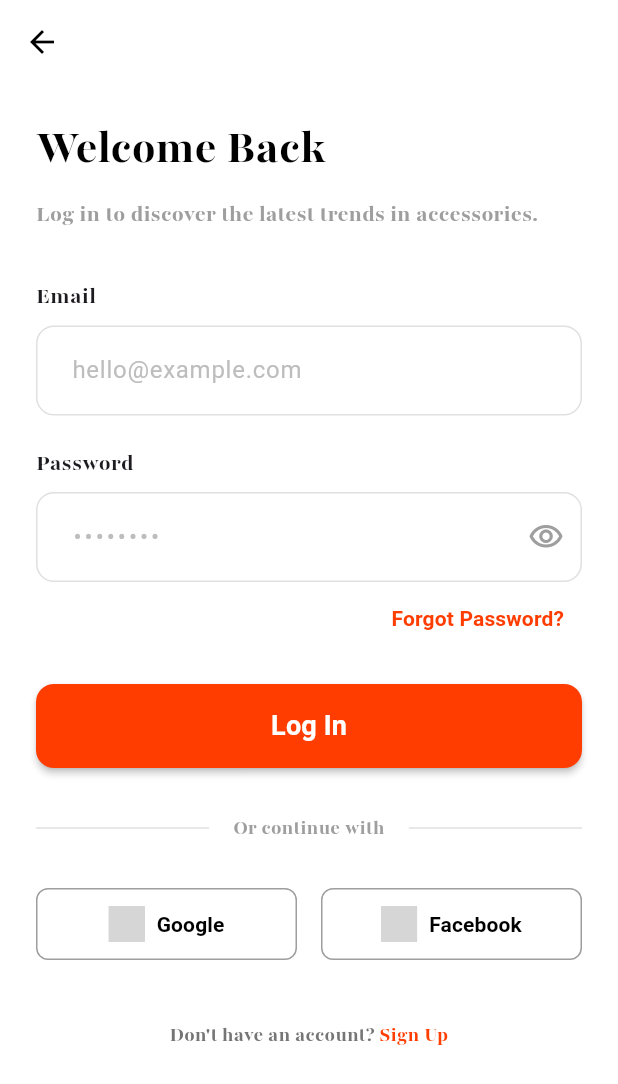
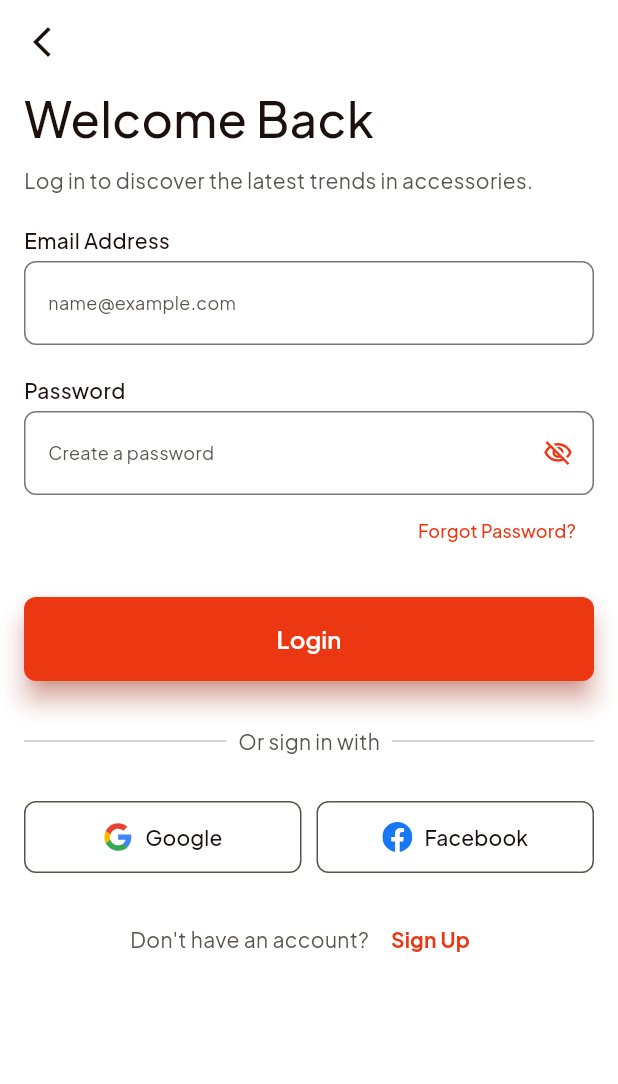
Before and after one commit to yousef1719/graduation_project_nti, a Flutter app: the LoginScreen screen opened directly, on a phone screen of 412 x 824 dp. Shown: the top 1084 px of the screen. Run offline on Flutter 3.47's test engine with Material 3 defaults, Android fonts, the phone set to English and light mode, and no system bars; our stand-ins replace flutter_svg; grey boxes are pictures that could not be loaded.

Commit message:
merge feature branch into develop

```diff
--- /dev/null
+++ b/lib/core/shared_widgets/custom_outlined_button.dart
@@ -0,0 +1,38 @@
+import 'package:flutter/material.dart';
+import 'package:flutter_svg/flutter_svg.dart';
+import 'package:graduation_project_nti/core/constants/app_colors.dart';
+import 'package:graduation_project_nti/core/constants/app_images.dart';
+import 'package:graduation_project_nti/core/shared_widgets/custom_text.dart';
+
+class CustomOutlinedButton extends StatelessWidget {
+  const CustomOutlinedButton({
+    super.key,
+    required this.text,
+    this.onPressed,
+    required this.image,
+  });
+  final String text;
+  final void Function()? onPressed;
+  final String image;
+
+  @override
+  Widget build(BuildContext context) {
+    return OutlinedButton.icon(
+      onPressed: onPressed,
+      style: OutlinedButton.styleFrom(
+        backgroundColor: AppColors.backgroundColor,
+        side: BorderSide(color: AppColors.hintTextColor),
+        shape: RoundedRectangleBorder(borderRadius: BorderRadius.circular(8)),
+        padding: EdgeInsets.symmetric(horizontal: 12),
+        minimumSize: Size(double.infinity, 48),
+      ),
+      icon: SvgPicture.asset(image, width: 20),
+      label: CustomText(
+        text: text,
+        fontSize: 14,
+        color: AppColors.textColor,
+        fontWeight: FontWeight.w500,
+      ),
+    );
+  }
+}
--- a/lib/features/auth/presentation/screens/login_screen.dart
+++ b/lib/features/auth/presentation/screens/login_screen.dart
@@ -1,6 +1,14 @@
 import 'package:flutter/material.dart';
 import 'package:flutter_svg/flutter_svg.dart';
-import 'register_screen.dart'; // تأكد إن ده اسم الملف الصحيح
+import 'package:graduation_project_nti/core/constants/app_colors.dart';
+import 'package:graduation_project_nti/core/constants/app_images.dart';
+import 'package:graduation_project_nti/core/helpers/validators.dart';
+import 'package:graduation_project_nti/core/shared_widgets/custom_app_bar.dart';
+import 'package:graduation_project_nti/core/shared_widgets/custom_elevated_button.dart';
+import 'package:graduation_project_nti/core/shared_widgets/custom_outlined_button.dart';
+import 'package:graduation_project_nti/core/shared_widgets/custom_text.dart';
+import 'package:graduation_project_nti/features/auth/presentation/widgets/custom_text_form_field.dart';
+import 'register_screen.dart';
 
 class LoginScreen extends StatefulWidget {
   const LoginScreen({super.key});
@@ -10,203 +18,142 @@ class LoginScreen extends StatefulWidget {
 }
 
 class _LoginScreenState extends State<LoginScreen> {
-  bool _isObscured = true;
+  TextEditingController passwordController = TextEditingController();
+  TextEditingController emailController = TextEditingController();
+  bool isActive = true;
 
   @override
   Widget build(BuildContext context) {
     return Scaffold(
-      backgroundColor: Colors.white,
-      appBar: AppBar(
-        backgroundColor: Colors.white,
-        elevation: 0,
-        leading: IconButton(
-          icon: const Icon(Icons.arrow_back, color: Colors.black),
-          onPressed: () {
+      backgroundColor: AppColors.backgroundColor,
+      appBar: PreferredSize(
+        preferredSize: const Size.fromHeight(kToolbarHeight),
+        child: CustomAppBar(
+          onPressedLeading: () {
             Navigator.pop(context);
           },
         ),
       ),
       body: SafeArea(
         child: SingleChildScrollView(
-          padding: const EdgeInsets.symmetric(horizontal: 24.0),
+          padding: const EdgeInsets.symmetric(horizontal: 16),
           child: Column(
             crossAxisAlignment: CrossAxisAlignment.start,
             children: [
-              const SizedBox(height: 20),
-              const Text(
-                'Welcome Back',
-                style: TextStyle(
-                  fontSize: 32,
-                  fontWeight: FontWeight.bold,
-                  color: Colors.black,
-                ),
+              CustomText(
+                text: 'Welcome Back',
+                fontSize: 32,
+                color: AppColors.textColor,
+                fontWeight: FontWeight.w500,
               ),
               const SizedBox(height: 8),
-              const Text(
-                'Log in to discover the latest trends in accessories.',
-                style: TextStyle(fontSize: 16, color: Colors.grey, height: 1.5),
+              CustomText(
+                text: 'Log in to discover the latest trends in accessories.',
+                fontSize: 14,
+                color: AppColors.hintTextColor,
               ),
-              const SizedBox(height: 32),
+              const SizedBox(height: 20),
+              CustomTextField(
+                labelText: "Email Address",
+                hintText: "name@example.com",
+                validator: (pass) {
+                  return Validator.validateEmail(pass!);
+                },
+                controller: emailController,
+              ),
+              const SizedBox(height: 20),
+              CustomTextField(
+                labelText: "Password",
+                hintText: "Create a password",
+                obscureText: isActive,
+                validator: (pass) {
+                  return Validator.validatePassword(pass!);
+                },
+                suffixIcon: IconButton(
+                  onPressed: () {
+                    setState(() {
+                      isActive = !isActive;
+                    });
+                  },
+                  icon: Icon(
+                    isActive
+                        ? Icons.visibility_off_outlined
+                        : Icons.visibility_outlined,
+                  ),
+                  color: isActive
+                      ? AppColors.primaryColor
+                      : AppColors.hintTextColor,
+                  iconSize: 20,
+                ),
+                controller: passwordController,
+              ),
 
-              // --- Email ---
-              const Text(
-                'Email',
-                style: TextStyle(fontWeight: FontWeight.w600, fontSize: 16),
-              ),
-              const SizedBox(height: 8),
-              TextFormField(
-                decoration: InputDecoration(
-                  hintText: 'hello@example.com',
-                  hintStyle: TextStyle(color: Colors.grey[400]),
-                  contentPadding: const EdgeInsets.symmetric(horizontal: 20, vertical: 18),
-                  border: OutlineInputBorder(borderRadius: BorderRadius.circular(12)),
-                  enabledBorder: OutlineInputBorder(
-                    borderRadius: BorderRadius.circular(12),
-                    borderSide: BorderSide(color: Colors.grey[300]!),
-                  ),
-                  focusedBorder: OutlineInputBorder(
-                    borderRadius: BorderRadius.circular(12),
-                    borderSide: const BorderSide(color: Color(0xFFFF3D00)),
+              Align(
+                alignment: Alignment.centerRight,
+                child: TextButton(
+                  onPressed: () {},
+                  child: CustomText(
+                    text: 'Forgot Password?',
+                    fontSize: 12,
+                    color: AppColors.primaryColor,
                   ),
                 ),
               ),
               const SizedBox(height: 20),
-
-              // --- Password ---
-              const Text(
-                'Password',
-                style: TextStyle(fontWeight: FontWeight.w600, fontSize: 16),
-              ),
-              const SizedBox(height: 8),
-              TextFormField(
-                obscureText: _isObscured,
-                decoration: InputDecoration(
-                  hintText: '••••••••',
-                  hintStyle: TextStyle(color: Colors.grey[400], letterSpacing: 2),
-                  contentPadding: const EdgeInsets.symmetric(horizontal: 20, vertical: 18),
-                  suffixIcon: IconButton(
-                    icon: Icon(
-                      _isObscured ? Icons.visibility_outlined : Icons.visibility_off_outlined,
-                      color: Colors.grey,
-                    ),
-                    onPressed: () {
-                      setState(() {
-                        _isObscured = !_isObscured;
-                      });
-                    },
-                  ),
-                  border: OutlineInputBorder(borderRadius: BorderRadius.circular(12)),
-                  enabledBorder: OutlineInputBorder(
-                    borderRadius: BorderRadius.circular(12),
-                    borderSide: BorderSide(color: Colors.grey[300]!),
-                  ),
-                  focusedBorder: OutlineInputBorder(
-                    borderRadius: BorderRadius.circular(12),
-                    borderSide: const BorderSide(color: Color(0xFFFF3D00)),
-                  ),
-                ),
-              ),
-
-              // --- Forgot Password ---
-              Align(
-                alignment: Alignment.centerRight,
-                child: TextButton(
-                  onPressed: () {},
-                  child: const Text(
-                    'Forgot Password?',
-                    style: TextStyle(color: Color(0xFFFF3D00), fontWeight: FontWeight.w600),
-                  ),
-                ),
-              ),
-              const SizedBox(height: 20),
-
-              // --- Log In Button ---
-              SizedBox(
-                width: double.infinity,
-                height: 56,
-                child: ElevatedButton(
-                  onPressed: () {
-                    // Login Logic Here
-                  },
-                  style: ElevatedButton.styleFrom(
-                    backgroundColor: const Color(0xFFFF3D00),
-                    shape: RoundedRectangleBorder(borderRadius: BorderRadius.circular(12)),
-                    elevation: 2,
-                  ),
-                  child: const Text(
-                    'Log In',
-                    style: TextStyle(color: Colors.white, fontSize: 18, fontWeight: FontWeight.bold),
-                  ),
-                ),
-              ),
+              CustomElevatedButton(onPressed: () {}, text: 'Login'),
               const SizedBox(height: 30),
-
-              // --- Divider ---
               Row(
                 children: [
-                  Expanded(child: Divider(color: Colors.grey[300])),
-                  Padding(
-                    padding: const EdgeInsets.symmetric(horizontal: 16),
-                    child: Text('Or continue with', style: TextStyle(color: Colors.grey[500])),
+                  Expanded(child: Divider(thickness: 1)),
+                  CustomText(
+                    text: '   Or sign in with   ',
+                    fontSize: 14,
+                    color: AppColors.hintTextColor,
                   ),
-                  Expanded(child: Divider(color: Colors.grey[300])),
+                  Expanded(child: Divider(thickness: 1)),
                 ],
               ),
               const SizedBox(height: 30),
-
-              // --- Social Buttons (تم التصحيح هنا) ---
               Row(
                 children: [
                   Expanded(
-                    child: OutlinedButton.icon(
-                      onPressed: () {},
-                      style: OutlinedButton.styleFrom(
-                        padding: const EdgeInsets.symmetric(vertical: 12),
-                        side: const BorderSide(color: Colors.grey),
-                        shape: RoundedRectangleBorder(borderRadius: BorderRadius.circular(8)),
-                      ),
-                      icon: SvgPicture.asset('assets/icons/google.svg', width: 24, height: 24),
-                      label: const Text(
-                        'Google',
-                        style: TextStyle(color: Colors.black, fontWeight: FontWeight.w600),
-                      ),
+                    child: CustomOutlinedButton(
+                      text: 'Google',
+                      image: AppImages.googleLogo,
                     ),
                   ),
-                  const SizedBox(width: 16),
+                  SizedBox(width: 10),
                   Expanded(
-                    child: OutlinedButton.icon(
-                      onPressed: () {},
-                      style: OutlinedButton.styleFrom(
-                        padding: const EdgeInsets.symmetric(vertical: 12),
-                        side: const BorderSide(color: Colors.grey),
-                        shape: RoundedRectangleBorder(borderRadius: BorderRadius.circular(8)),
-                      ),
-                      icon: SvgPicture.asset('assets/icons/facebook.svg', width: 24, height: 24),
-                      label: const Text(
-                        'Facebook',
-                        style: TextStyle(color: Colors.black, fontWeight: FontWeight.w600),
-                      ),
+                    child: CustomOutlinedButton(
+                      text: 'Facebook',
+                      image: AppImages.facbookLogo,
                     ),
                   ),
                 ],
               ),
-              const SizedBox(height: 40),
-
-              // --- Sign Up Link ---
+              const SizedBox(height: 20),
               Row(
                 mainAxisAlignment: MainAxisAlignment.center,
                 children: [
-                  Text("Don't have an account? ", style: TextStyle(color: Colors.grey[600])),
-                  GestureDetector(
-                    onTap: () {
+                  CustomText(
+                    text: 'Don\'t have an account? ',
+                    fontSize: 14,
+                    color: AppColors.hintTextColor,
+                  ),
+                  TextButton(
+                    onPressed: () {
                       Navigator.push(
                         context,
-                        MaterialPageRoute(builder: (context) => const RegisterScreen()),
+                        MaterialPageRoute(
+                          builder: (context) => RegisterScreen(),
+                        ),
                       );
                     },
-                    child: const Text(
-                      'Sign Up',
-                      style: TextStyle(color: Color(0xFFFF3D00), fontWeight: FontWeight.bold),
+                    child: CustomText(
+                      text: 'Sign Up',
+                      fontSize: 14,
+                      color: AppColors.primaryColor,
+                      fontWeight: FontWeight.w700,
                     ),
                   ),
                 ],
--- a/lib/features/auth/presentation/screens/register_screen.dart
+++ b/lib/features/auth/presentation/screens/register_screen.dart
@@ -7,7 +7,9 @@ import 'package:graduation_project_nti/core/constants/app_images.dart';
 import 'package:graduation_project_nti/core/helpers/validators.dart';
 import 'package:graduation_project_nti/core/shared_widgets/custom_app_bar.dart';
 import 'package:graduation_project_nti/core/shared_widgets/custom_elevated_button.dart';
+import 'package:graduation_project_nti/core/shared_widgets/custom_outlined_button.dart';
 import 'package:graduation_project_nti/core/shared_widgets/custom_text.dart';
+import 'package:graduation_project_nti/features/auth/presentation/screens/login_screen.dart';
 import 'package:graduation_project_nti/features/auth/presentation/widgets/custom_text_form_field.dart';
 
 class RegisterScreen extends StatefulWidget {
@@ -60,6 +62,7 @@ class _RegisterScreenState extends State<RegisterScreen> {
                   text: 'Create Account',
                   fontSize: 32,
                   color: AppColors.textColor,
+                  fontWeight: FontWeight.w500,
                 ),
                 CustomText(
                   text: 'Sign up to discover exclusive accessories.',
@@ -154,49 +157,16 @@ class _RegisterScreenState extends State<RegisterScreen> {
                 Row(
                   children: [
                     Expanded(
-                      child: OutlinedButton.icon(
-                        onPressed: () {},
-                        style: OutlinedButton.styleFrom(
-                          backgroundColor: AppColors.backgroundColor,
-                          side: BorderSide(color: AppColors.hintTextColor),
-                          shape: RoundedRectangleBorder(
-                            borderRadius: BorderRadius.circular(8),
-                          ),
-                          padding: EdgeInsets.symmetric(horizontal: 12),
-                          minimumSize: Size(double.infinity, 48),
-                        ),
-                        icon: SvgPicture.asset(AppImages.googleLogo, width: 20),
-                        label: CustomText(
-                          text: 'Google',
-                          fontSize: 14,
-                          color: AppColors.textColor,
-                          fontWeight: FontWeight.w500,
-                        ),
+                      child: CustomOutlinedButton(
+                        text: 'Google',
+                        image: AppImages.googleLogo,
                       ),
                     ),
                     SizedBox(width: 10),
                     Expanded(
-                      child: OutlinedButton.icon(
-                        onPressed: () {},
-                        style: OutlinedButton.styleFrom(
-                          backgroundColor: AppColors.backgroundColor,
-                          side: BorderSide(color: AppColors.hintTextColor),
-                          shape: RoundedRectangleBorder(
-                            borderRadius: BorderRadius.circular(8),
-                          ),
-                          padding: EdgeInsets.symmetric(horizontal: 12),
-                          minimumSize: Size(double.infinity, 48),
-                        ),
-                        icon: SvgPicture.asset(
-                          AppImages.facbookLogo,
-                          width: 20,
-                        ),
-                        label: CustomText(
-                          text: 'Facebook',
-                          fontSize: 14,
-                          color: AppColors.textColor,
-                          fontWeight: FontWeight.w500,
-                        ),
+                      child: CustomOutlinedButton(
+                        text: 'Facebook',
+                        image: AppImages.facbookLogo,
                       ),
                     ),
                   ],
@@ -211,7 +181,14 @@ class _RegisterScreenState extends State<RegisterScreen> {
                       color: AppColors.hintTextColor,
                     ),
                     TextButton(
-                      onPressed: () {},
+                      onPressed: () {
+                        Navigator.push(
+                          context,
+                          MaterialPageRoute(
+                            builder: (context) => LoginScreen(),
+                          ),
+                        );
+                      },
                       child: CustomText(
                         text: 'Login',
                         fontSize: 14,
```
